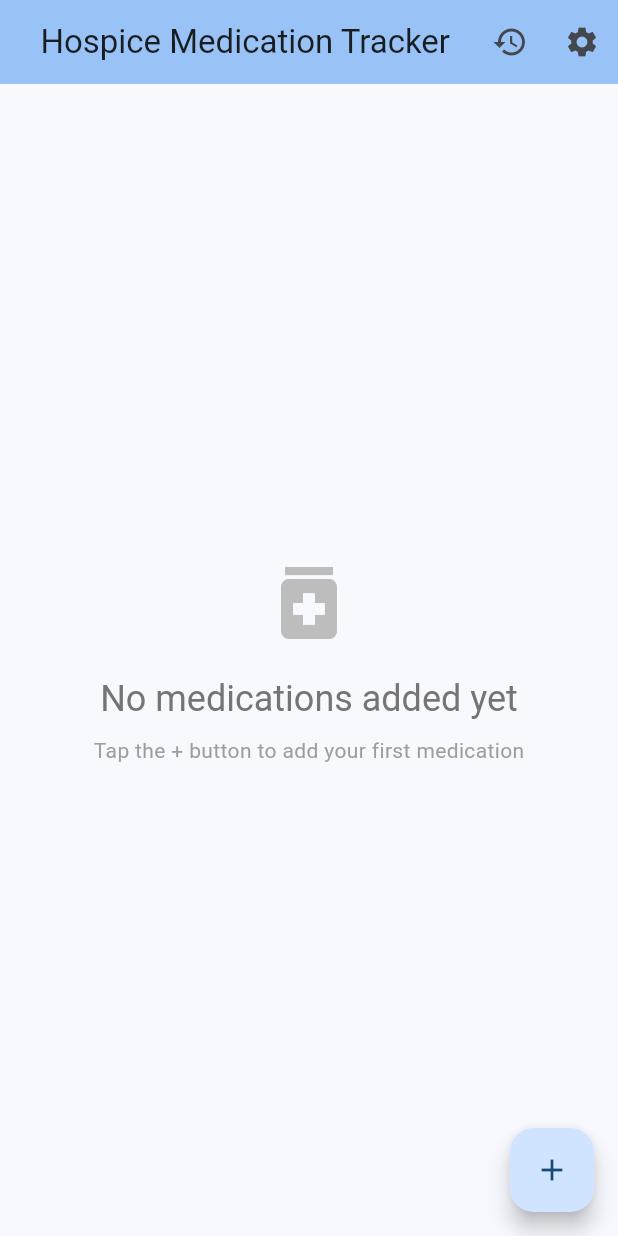
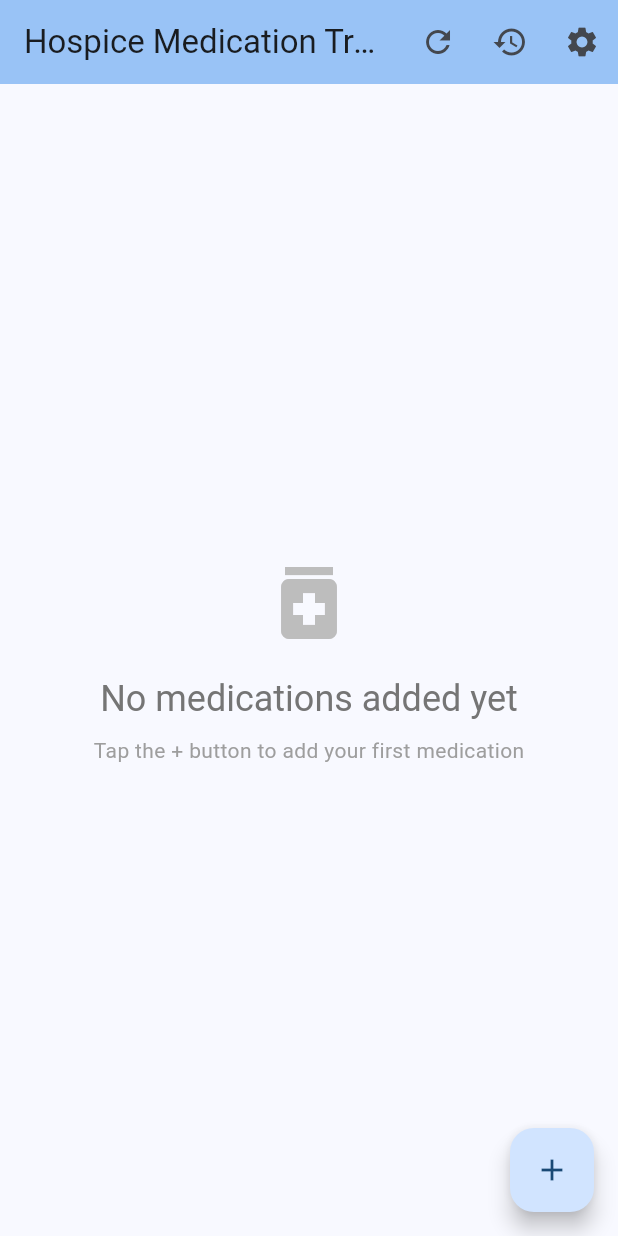
Before and after one commit to scott-gibson-se/HospiceHelper, a Flutter app: the screen it shows after launch, on a phone screen of 412 x 824 dp. Run offline on Flutter 3.47's test engine with Material 3 defaults, Android fonts, the phone set to English and light mode, and no system bars; our stand-ins replace flutter_local_notifications, pdf, sqflite, timezone; accounts and stored records are empty.

Commit message:
Add refresh functionality to home screen: Introduced a refresh button to reload medications and dose logs. Implemented a RefreshIndicator for pull-to-refresh capability, enhancing data management and user experience.

```diff
--- a/lib/screens/home_screen.dart
+++ b/lib/screens/home_screen.dart
@@ -32,6 +32,14 @@ class _HomeScreenState extends State<HomeScreen> {
         title: const Text('Hospice Medication Tracker'),
         backgroundColor: Theme.of(context).colorScheme.inversePrimary,
         actions: [
+          IconButton(
+            icon: const Icon(Icons.refresh),
+            onPressed: () async {
+              await context.read<MedicationProvider>().loadMedications();
+              await context.read<MedicationProvider>().loadDoseLogs();
+            },
+            tooltip: 'Refresh Data',
+          ),
           IconButton(
             icon: const Icon(Icons.history),
             onPressed: () {
@@ -93,10 +101,15 @@ class _HomeScreenState extends State<HomeScreen> {
             );
           }
 
-          return ListView.builder(
-            padding: const EdgeInsets.all(16),
-            itemCount: provider.medications.length,
-            itemBuilder: (context, index) {
+          return RefreshIndicator(
+            onRefresh: () async {
+              await provider.loadMedications();
+              await provider.loadDoseLogs();
+            },
+            child: ListView.builder(
+              padding: const EdgeInsets.all(16),
+              itemCount: provider.medications.length,
+              itemBuilder: (context, index) {
               final medication = provider.medications[index];
               final isDue = provider.isMedicationDue(medication);
               final timeUntilNext = provider.getTimeUntilNextDose(medication);
@@ -188,6 +201,7 @@ class _HomeScreenState extends State<HomeScreen> {
                 ),
               );
             },
+            ),
           );
         },
       ),
```
